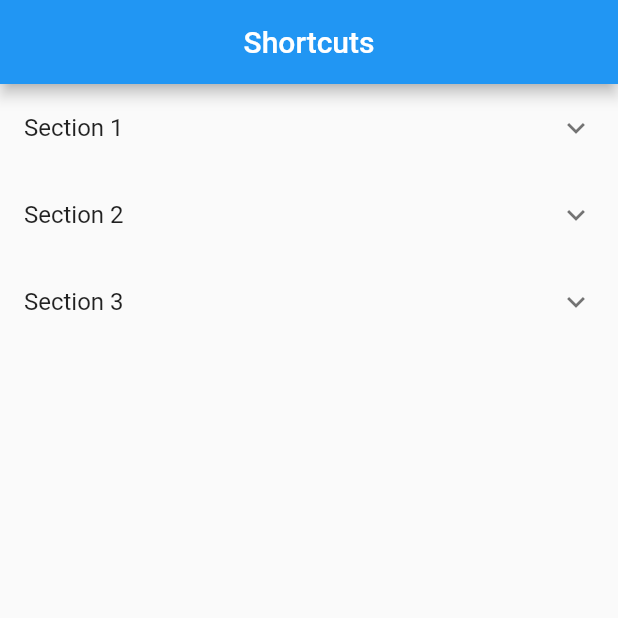
After one commit to nobushiueshi/flutter_widget_of_the_week, a Flutter app: the SamplePage133 screen opened directly, on a phone screen of 412 x 824 dp, the top half of it. The commit adds this screen. Run offline on Flutter 3.47's test engine with Material 2 defaults, Android fonts, the phone set to English and light mode, and no system bars; our stand-ins replace animated_text_kit, badges, cached_network_image, connectivity_plus, device_info_plus, flutter_rating_bar and 9 more; missing offline and left inert: mason; accounts and stored records are empty.

Commit message:
#133 Shortcutsを追加.

```diff
--- a/lib/presentation/pages/sample/sample130_page_data_list.dart
+++ b/lib/presentation/pages/sample/sample130_page_data_list.dart
@@ -2,8 +2,10 @@ import 'package:flutter_widget_of_the_week/presentation/pages/sample/sample_page
 import 'package:flutter_widget_of_the_week/presentation/pages/sample130/sample_page_130.dart';
 import 'package:flutter_widget_of_the_week/presentation/pages/sample130/sample_page_131.dart';
 import 'package:flutter_widget_of_the_week/presentation/pages/sample130/sample_page_132.dart';
+import 'package:flutter_widget_of_the_week/presentation/pages/sample130/sample_page_133.dart';
 
 final sample130PageDataList = <SamplePageData>[
+  SamplePageData(name: '#133 Shortcuts', widget: const SamplePage133()),
   SamplePageData(name: '#132 Focus', widget: const SamplePage132()),
   SamplePageData(name: '#131 TextStyle', widget: const SamplePage131()),
   SamplePageData(
--- /dev/null
+++ b/lib/presentation/pages/sample130/sample_page_133.dart
@@ -0,0 +1,70 @@
+import 'package:flutter/material.dart';
+import 'package:flutter/services.dart';
+
+class SamplePage133 extends StatefulWidget {
+  const SamplePage133({
+    super.key,
+  });
+
+  @override
+  State<SamplePage133> createState() => _SamplePage133State();
+}
+
+class _SamplePage133State extends State<SamplePage133> {
+  @override
+  Widget build(BuildContext context) {
+    return Scaffold(
+      appBar: AppBar(
+        title: const Text('Shortcuts'),
+        centerTitle: true,
+      ),
+      body: SafeArea(
+        child: Center(
+          child: Column(
+            children: const [
+              Shortcuts(
+                shortcuts: {
+                  SingleActivator(LogicalKeyboardKey.keyA):
+                      ButtonActivateIntent(),
+                },
+                child: ExpansionTile(
+                  title: Text('Section 1'),
+                  children: [
+                    Text('Text text text text text text text'),
+                    Text('text text text text text text text'),
+                  ],
+                ),
+              ),
+              Shortcuts(
+                shortcuts: {
+                  SingleActivator(LogicalKeyboardKey.keyB):
+                      ButtonActivateIntent(),
+                },
+                child: ExpansionTile(
+                  title: Text('Section 2'),
+                  children: [
+                    Text('Text text text text text text text'),
+                    Text('text text text text text text text'),
+                  ],
+                ),
+              ),
+              Shortcuts(
+                shortcuts: {
+                  SingleActivator(LogicalKeyboardKey.keyC):
+                      ButtonActivateIntent(),
+                },
+                child: ExpansionTile(
+                  title: Text('Section 3'),
+                  children: [
+                    Text('Text text text text text text text'),
+                    Text('text text text text text text text'),
+                  ],
+                ),
+              ),
+            ],
+          ),
+        ),
+      ),
+    );
+  }
+}
```
Also changed, not shown: 1 other file.
